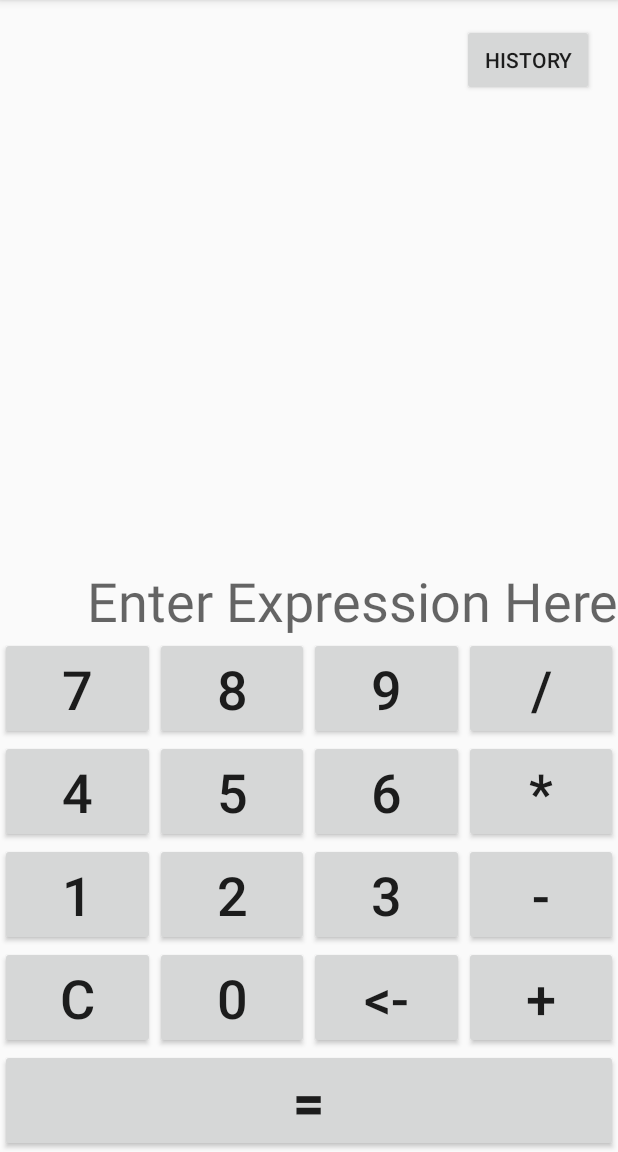
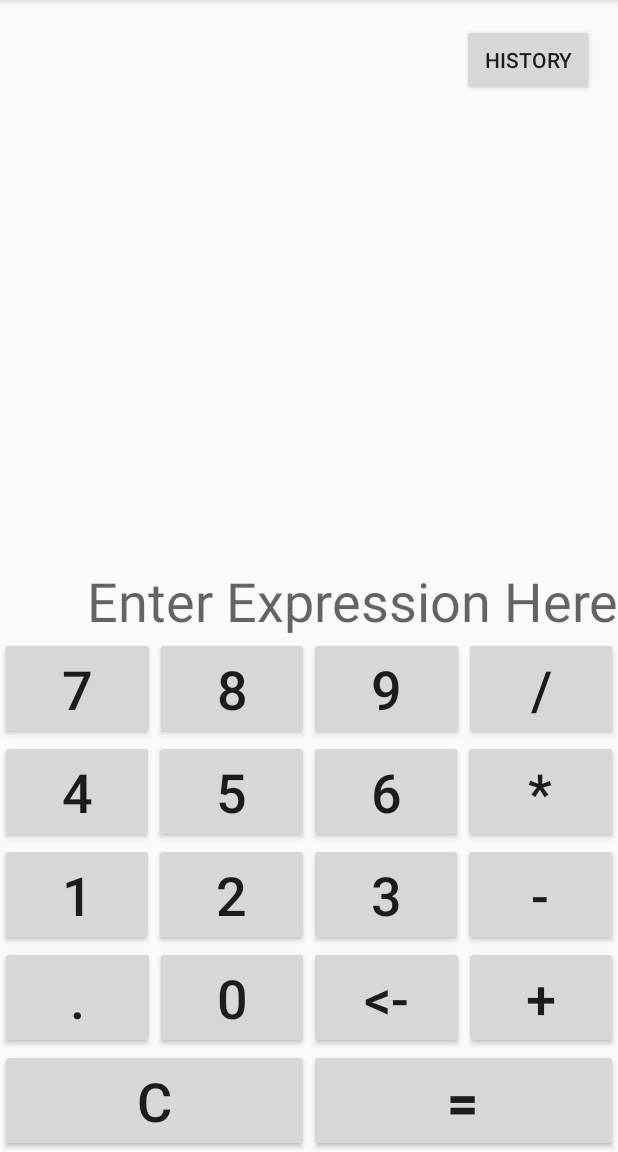
Before and after one commit to BaldAndBeard/MyCalculator, an Android app: the screen it shows after launch (MainActivity), on a phone screen of 412 x 824 dp, the part 84-1236 px from its top. Run offline under Robolectric (Android 15) with nearby library versions, the phone set to English and light mode, and no system bars.

Commit message:
Update #7
Clear History Button Works.
Added decimal capability.
Set error message for divide by zero.
Created back buttons for history.

```diff
--- a/app/src/main/res/layout/activity_main.xml
+++ b/app/src/main/res/layout/activity_main.xml
@@ -16,7 +16,7 @@
         android:textStyle="bold"
         app:layout_constraintBottom_toBottomOf="parent"
         app:layout_constraintEnd_toEndOf="parent"
-        app:layout_constraintStart_toStartOf="parent" />
+        app:layout_constraintStart_toEndOf="@+id/Clear" />
 
     <Button
         android:id="@+id/Plus"
@@ -69,8 +69,8 @@
         android:onClick="Clear"
         android:text="@string/Clear"
         android:textSize="36sp"
-        app:layout_constraintBottom_toTopOf="@+id/Equals"
-        app:layout_constraintEnd_toStartOf="@+id/Zero"
+        app:layout_constraintBottom_toBottomOf="parent"
+        app:layout_constraintEnd_toEndOf="@+id/Eight"
         app:layout_constraintStart_toStartOf="parent" />
 
     <Button
@@ -82,7 +82,7 @@
         android:textSize="36sp"
         app:layout_constraintBottom_toTopOf="@+id/Equals"
         app:layout_constraintEnd_toStartOf="@+id/BackSpace"
-        app:layout_constraintStart_toEndOf="@+id/Clear" />
+        app:layout_constraintStart_toEndOf="@+id/Seven" />
 
     <Button
         android:id="@+id/One"
@@ -91,7 +91,7 @@
         android:onClick="One"
         android:text="@string/One"
         android:textSize="36sp"
-        app:layout_constraintBottom_toTopOf="@+id/Clear"
+        app:layout_constraintBottom_toTopOf="@+id/Zero"
         app:layout_constraintEnd_toStartOf="@+id/Two"
         app:layout_constraintStart_toStartOf="parent" />
 
@@ -183,6 +183,18 @@
         app:layout_constraintEnd_toStartOf="@+id/Divide"
         app:layout_constraintStart_toEndOf="@+id/Eight" />
 
+    <Button
+        android:id="@+id/Decimal"
+        android:layout_width="0dp"
+        android:layout_height="0dp"
+        android:text="@string/Decimal"
+        android:textSize="36sp"
+        android:onClick="Decimal"
+        app:layout_constraintBottom_toTopOf="@+id/Clear"
+        app:layout_constraintEnd_toStartOf="@+id/Zero"
+        app:layout_constraintStart_toStartOf="parent"
+        app:layout_constraintTop_toTopOf="@+id/Zero" />
+
     <TextView
         android:id="@+id/Result"
         android:layout_width="0dp"
@@ -223,4 +235,6 @@
         app:layout_constraintEnd_toEndOf="parent"
         app:layout_constraintTop_toTopOf="parent" />
 
+
+
 </androidx.constraintlayout.widget.ConstraintLayout>
--- a/app/src/main/res/values/strings.xml
+++ b/app/src/main/res/values/strings.xml
@@ -25,4 +25,5 @@
     <string name="history_button">History</string>
     <string name="empty_history_hint">No History</string>
     <string name="clear_history">Clear History</string>
+    <string name="history_back">Back</string>
 </resources>
```
Also changed, not shown: app/src/main/java/com/example/mycalculator/History.java (+9 -2 lines), app/src/main/java/com/example/mycalculator/MainActivity.java (+21 -1 lines), app/src/main/res/layout/activity_history.xml (+13 -0 lines).
